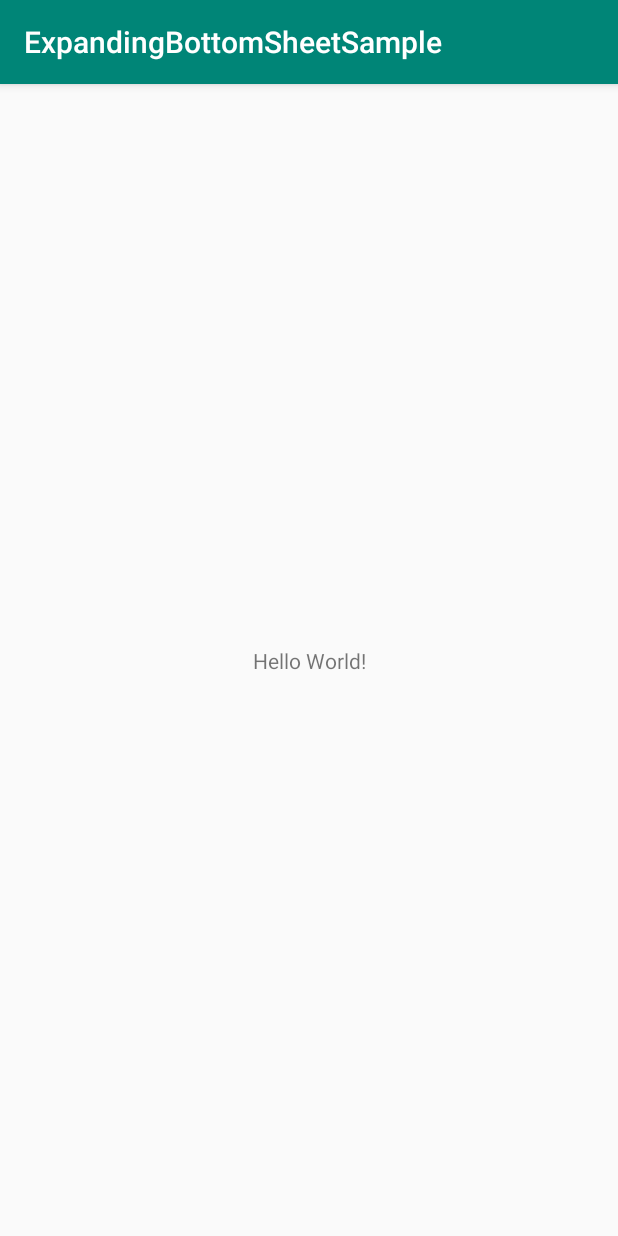
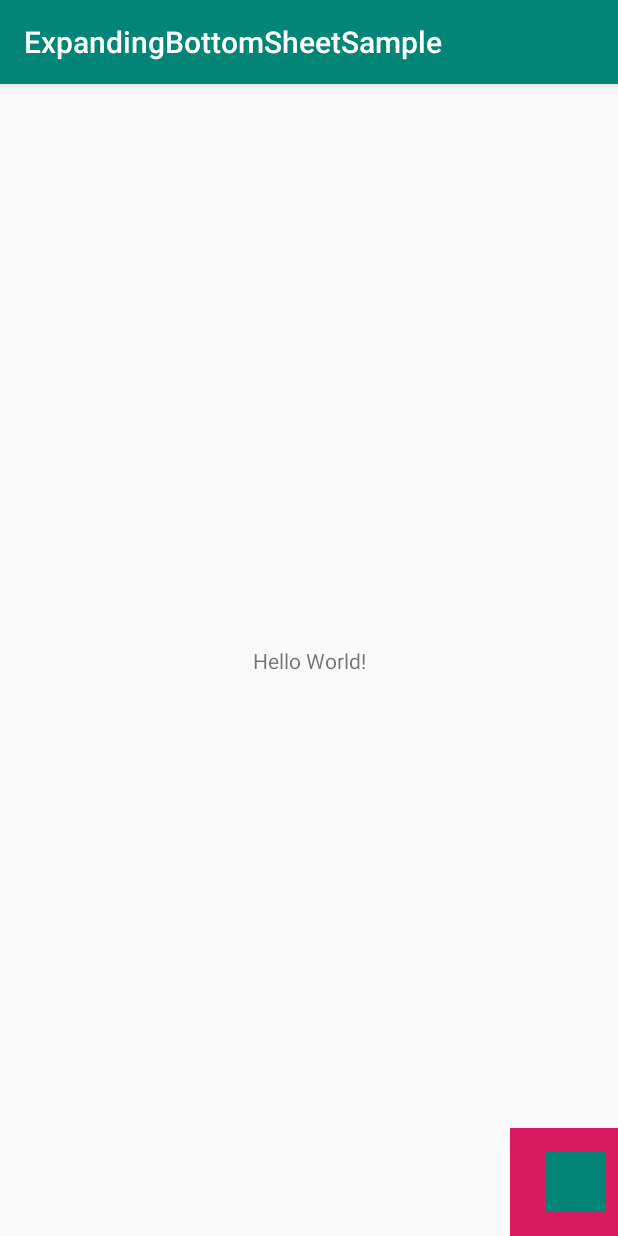
Before and after one commit to ntsk/ExpandingBottomSheetSample, an Android app: the screen it shows after launch (MainActivity), on a phone screen of 412 x 824 dp. Run offline under Robolectric (Android 15) with nearby library versions, the phone set to English and light mode, and no system bars; our stand-ins replace data binding.

Commit message:
Use fragment at MainActivity

```diff
--- a/app/src/main/java/com/ntsk/expandingbottomsheetsample/ExpandingBottomSheetFragment.kt
+++ b/app/src/main/java/com/ntsk/expandingbottomsheetsample/ExpandingBottomSheetFragment.kt
@@ -4,6 +4,7 @@ import android.os.Bundle
 import android.view.LayoutInflater
 import android.view.View
 import android.view.ViewGroup
+import androidx.core.view.doOnLayout
 import androidx.fragment.app.Fragment
 import com.google.android.material.bottomsheet.BottomSheetBehavior
 import com.ntsk.expandingbottomsheetsample.databinding.FragmentExpandingBottomSheetBinding
@@ -15,7 +16,9 @@ class ExpandingBottomSheetFragment : Fragment() {
         savedInstanceState: Bundle?
     ): View? {
         val binding = FragmentExpandingBottomSheetBinding.inflate(inflater, container, false)
-        initSheetBehavior(binding)
+        binding.sheetLayout.doOnLayout {
+            initSheetBehavior(binding)
+        }
         return binding.root
     }
 
--- a/app/src/main/res/layout/activity_main.xml
+++ b/app/src/main/res/layout/activity_main.xml
@@ -15,4 +15,15 @@
         app:layout_constraintRight_toRightOf="parent"
         app:layout_constraintTop_toTopOf="parent" />
 
+    <fragment
+        android:id="@+id/expanding_bottom_sheet_fragment"
+        android:name="com.ntsk.expandingbottomsheetsample.ExpandingBottomSheetFragment"
+        android:layout_width="0dp"
+        android:layout_height="0dp"
+        android:layout_marginTop="?actionBarSize"
+        app:layout_constraintBottom_toBottomOf="parent"
+        app:layout_constraintEnd_toEndOf="parent"
+        app:layout_constraintStart_toStartOf="parent"
+        app:layout_constraintTop_toTopOf="parent" />
+
 </androidx.constraintlayout.widget.ConstraintLayout>
```
